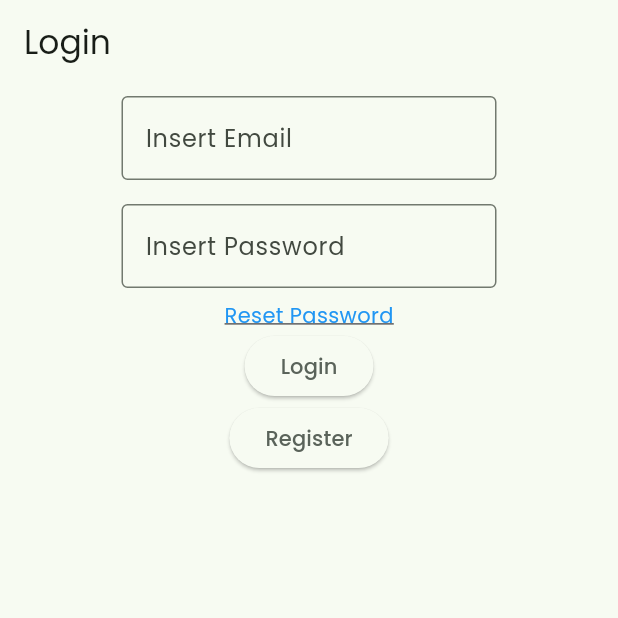
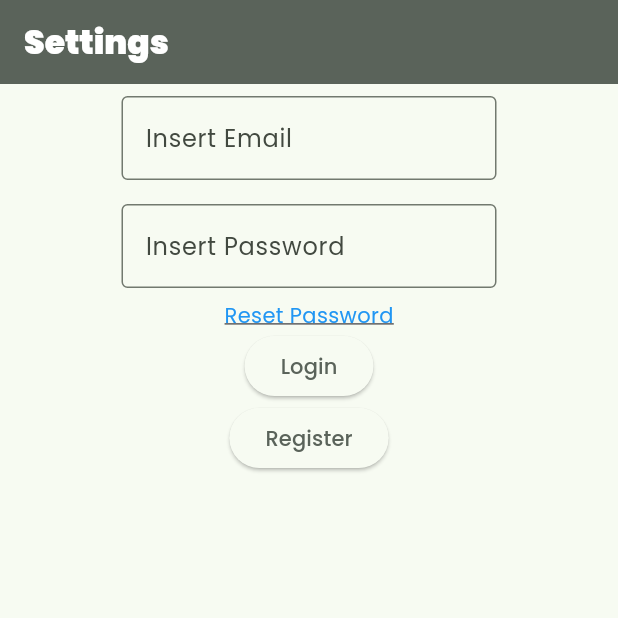
Before and after one commit to Fex123/Wochenplaner-App, a Flutter app: the screen it shows after launch, on a phone screen of 412 x 824 dp, the top half of it. Run offline on Flutter 3.47's test engine with Material 3 defaults, Android fonts, the phone set to English and light mode, and no system bars; our stand-ins replace calendar_view, cloud_firestore, firebase_core, google_fonts, image_picker; accounts and stored records are empty.

Commit message:
Style changes: coloring, Text display in task view, monospace font added (doesnt work tho)

```diff
--- a/wochenplaner_app/lib/data/userManagement.dart
+++ b/wochenplaner_app/lib/data/userManagement.dart
@@ -3,13 +3,14 @@ import 'package:flutter/material.dart';
 import 'package:wochenplaner_app/data/settings.dart' as app_settings;
 import 'package:wochenplaner_app/data/taskStorage.dart';
 import 'package:wochenplaner_app/main.dart';
+import 'package:wochenplaner_app/staticAppVariables.dart';
 
 class LoginScreen extends StatefulWidget {
-
   final app_settings.Settings settings;
   final VoidCallback toggleThemeMode;
 
-  const LoginScreen({super.key, required this.settings, required this.toggleThemeMode});
+  const LoginScreen(
+      {super.key, required this.settings, required this.toggleThemeMode});
 
   @override
   State<LoginScreen> createState() => _LoginScreen();
@@ -23,9 +24,7 @@ class _LoginScreen extends State<LoginScreen> {
   @override
   Widget build(BuildContext context) {
     return Scaffold(
-      appBar: AppBar(
-        title: const Text('Login'),
-      ),
+      appBar: StaticComponents.staticAppBar('Settings', context),
       body: SingleChildScrollView(
         child: Center(
           child: Column(
@@ -45,7 +44,8 @@ class _LoginScreen extends State<LoginScreen> {
                   obscureText: true,
                 ),
               ),
-              if (_errorMessage.isNotEmpty) // Display error message if not empty
+              if (_errorMessage
+                  .isNotEmpty) // Display error message if not empty
                 Padding(
                   padding: const EdgeInsets.all(8.0),
                   child: Text(
@@ -65,9 +65,11 @@ class _LoginScreen extends State<LoginScreen> {
                   }
 
                   try {
-                    await FirebaseAuth.instance.sendPasswordResetEmail(email: email);
+                    await FirebaseAuth.instance
+                        .sendPasswordResetEmail(email: email);
                     setState(() {
-                      _errorMessage = 'Password reset email sent. Please check your inbox.';
+                      _errorMessage =
+                          'Password reset email sent. Please check your inbox.';
                     });
                   } on FirebaseAuthException catch (e) {
                     setState(() {
@@ -100,12 +102,14 @@ class _LoginScreen extends State<LoginScreen> {
                   final password = _passwordController.text.trim();
 
                   try {
-                    final credential = await FirebaseAuth.instance.signInWithEmailAndPassword(
+                    final credential =
+                        await FirebaseAuth.instance.signInWithEmailAndPassword(
                       email: email,
                       password: password,
                     );
 
-                    if (credential.user != null && !(credential.user?.emailVerified ?? false)) {
+                    if (credential.user != null &&
+                        !(credential.user?.emailVerified ?? false)) {
                       await FirebaseAuth.instance.signOut();
                       setState(() {
                         _errorMessage = 'Please verify your email to log in.';
@@ -169,7 +173,6 @@ class _LoginScreen extends State<LoginScreen> {
 }
 
 class RegisterScreen extends StatefulWidget {
-
   const RegisterScreen({super.key});
 
   @override
@@ -179,7 +182,8 @@ class RegisterScreen extends StatefulWidget {
 class _RegisterScreen extends State<RegisterScreen> {
   final TextEditingController _emailController = TextEditingController();
   final TextEditingController _passwordController = TextEditingController();
-  final TextEditingController _confirmPasswordController = TextEditingController();
+  final TextEditingController _confirmPasswordController =
+      TextEditingController();
   String _errorMessage = ''; // Variable to hold error messages
 
   @override
@@ -215,7 +219,8 @@ class _RegisterScreen extends State<RegisterScreen> {
                   obscureText: true,
                 ),
               ),
-              if (_errorMessage.isNotEmpty) // Display error message if not empty
+              if (_errorMessage
+                  .isNotEmpty) // Display error message if not empty
                 Padding(
                   padding: const EdgeInsets.all(8.0),
                   child: Text(
@@ -230,7 +235,8 @@ class _RegisterScreen extends State<RegisterScreen> {
                   });
                   final email = _emailController.text.trim();
                   final password = _passwordController.text.trim();
-                  final confirmPassword = _confirmPasswordController.text.trim();
+                  final confirmPassword =
+                      _confirmPasswordController.text.trim();
 
                   if (!_isValidEmail(email)) {
                     setState(() {
@@ -266,7 +272,8 @@ class _RegisterScreen extends State<RegisterScreen> {
                       if (e.code == 'weak-password') {
                         _errorMessage = 'The password provided is too weak.';
                       } else if (e.code == 'email-already-in-use') {
-                        _errorMessage = 'The account already exists for that email.';
+                        _errorMessage =
+                            'The account already exists for that email.';
                       } else {
                         _errorMessage = 'An error occurred. Please try again.';
                       }
--- a/wochenplaner_app/lib/main.dart
+++ b/wochenplaner_app/lib/main.dart
@@ -111,6 +111,7 @@ class _MyHomePageState extends State<MyHomePage> {
                     : Container(),
       ),
       bottomNavigationBar: BottomAppBar(
+        color: Theme.of(context).colorScheme.primaryFixed,
         child: Row(
           mainAxisAlignment: MainAxisAlignment.spaceAround,
           children: [
@@ -119,18 +120,21 @@ class _MyHomePageState extends State<MyHomePage> {
               onPressed: () {
                 _onItemTapped(0);
               },
+              color: Theme.of(context).colorScheme.onPrimaryFixed,
             ),
             IconButton(
               icon: const Icon(Icons.calendar_today),
               onPressed: () {
                 _onItemTapped(1);
               },
+              color: Theme.of(context).colorScheme.onPrimaryFixed,
             ),
             IconButton(
               icon: const Icon(Icons.settings),
               onPressed: () {
                 _onItemTapped(2);
               },
+              color: Theme.of(context).colorScheme.onPrimaryFixed,
             ),
           ],
         ),
--- a/wochenplaner_app/lib/staticAppVariables.dart
+++ b/wochenplaner_app/lib/staticAppVariables.dart
@@ -9,18 +9,20 @@ class AppColors {
   static const Color notStarted =
       Color.fromARGB(255, 107, 107, 107); // Not started color
   static const Color onNotStarted = Color.fromARGB(255, 255, 255, 255);
-  static const Color done = Color(0xFF008D32); // Done color
+  static const Color done = Color.fromRGBO(0, 141, 50, 1); // Done color
   static const Color onDone = Color.fromARGB(255, 255, 255, 255);
 }
 
 class StaticComponents {
-  static staticAppBar(String title) {
+  static staticAppBar(String title, BuildContext context) {
     return AppBar(
       title: Text(title,
-          style: const TextStyle(
-            fontWeight: FontWeight.w900,
-          )),
+          style: TextStyle(
+              fontWeight: FontWeight.w900,
+              //fontFamily: 'monosquare'
+              color: Theme.of(context).colorScheme.onPrimaryFixed)),
       automaticallyImplyLeading: false,
+      backgroundColor: Theme.of(context).colorScheme.primaryFixed,
     );
   }
 }
--- a/wochenplaner_app/lib/widgets/settingsView.dart
+++ b/wochenplaner_app/lib/widgets/settingsView.dart
@@ -9,7 +9,11 @@ class SettingsView extends StatefulWidget {
   final Settings settings;
   final TaskManager taskManager;
 
-  const SettingsView({super.key, required this.toggleThemeMode, required this.settings, required this.taskManager});
+  const SettingsView(
+      {super.key,
+      required this.toggleThemeMode,
+      required this.settings,
+      required this.taskManager});
 
   @override
   State<SettingsView> createState() => _SettingsViewState();
@@ -49,15 +53,15 @@ class _SettingsViewState extends State<SettingsView> {
   @override
   Widget build(BuildContext context) {
     return Scaffold(
-      appBar: StaticComponents.staticAppBar('Settings'),
+      appBar: StaticComponents.staticAppBar('Settings', context),
       body: Column(
         children: [
           Padding(
             padding: const EdgeInsets.all(10.0),
             child: CustomSwitch(
-                toggleState: widget.toggleThemeMode,
-                description: 'Activate dark mode',
-                settings: widget.settings,
+              toggleState: widget.toggleThemeMode,
+              description: 'Activate dark mode',
+              settings: widget.settings,
             ),
           ),
           Padding(
```
Also changed, not shown: wochenplaner_app/lib/widgets/clandarView.dart (+6 -5 lines), wochenplaner_app/lib/widgets/taskInfoSheet.dart (+11 -5 lines), wochenplaner_app/lib/widgets/taskListView.dart (+18 -10 lines), wochenplaner_app/pubspec.yaml (+5 -65 lines), wochenplaner_app/fonts/monosquare_extended.ttf (added), 1 other file. Lines whose indentation alone changed are shown as unchanged.
